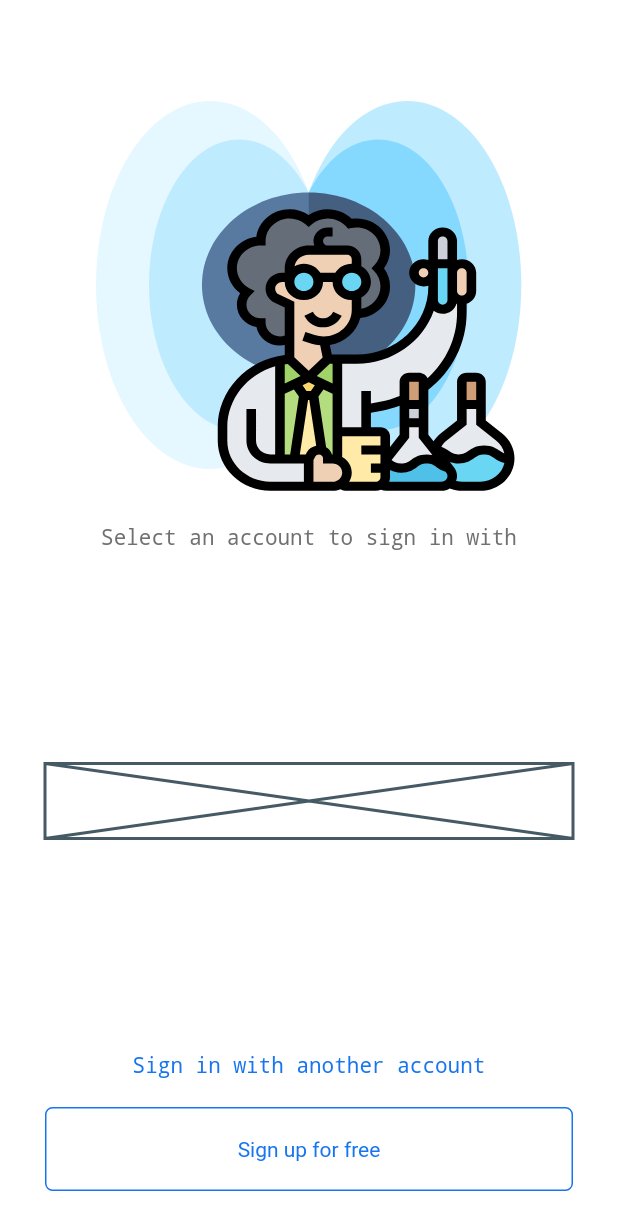
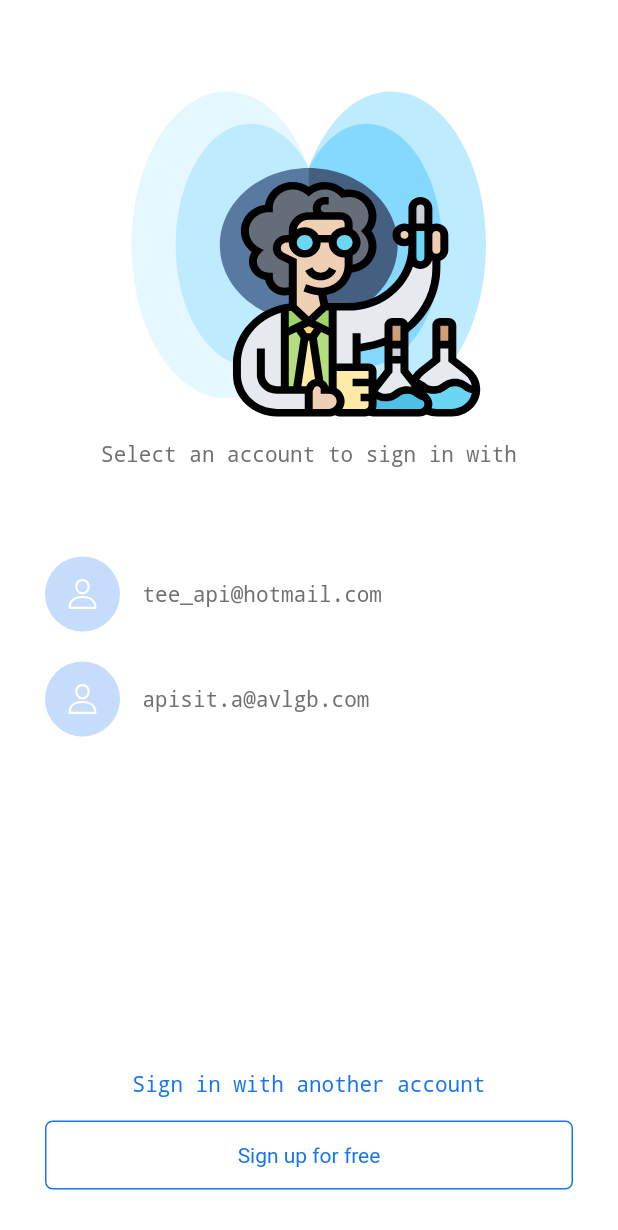
Before and after one commit to AMCCG/space_one, a Flutter app: the screen it shows after launch, on a phone screen of 412 x 824 dp. Shown: the top 1230 px of the screen. Run offline on Flutter 3.47's test engine with Material 2 defaults, Android fonts, the light colour scheme and no system bars; our stand-ins replace flutter_svg.

Commit message:
UI login screen

```diff
--- a/lib/src/login_screen/login_screen.dart
+++ b/lib/src/login_screen/login_screen.dart
@@ -1,4 +1,5 @@
 import 'package:flutter/material.dart';
+import 'package:flutter/rendering.dart';
 import 'package:flutter_svg/svg.dart';
 
 class LoginScreen extends StatelessWidget {
@@ -21,36 +22,85 @@ class LoginScreen extends StatelessWidget {
         child: Column(
           mainAxisAlignment: MainAxisAlignment.spaceBetween,
           children: <Widget>[
-            Center(
+            Container(
               child: Column(
                 children: <Widget>[
                   Container(
-                    margin: EdgeInsets.only(bottom: 20),
+                    margin: EdgeInsets.only(bottom: 15),
                     child: SvgPicture.asset(
                       'assets/images/svg/chemistry.svg',
-                      width: 300,
-                      height: 300,
+                      width: 250,
+                      height: 250,
                       fit: BoxFit.contain,
                     ),
                   ),
-                  Text('Select an account to sign in with', style: textStyle02)
+                  Text('Select an account to sign in with', style: textStyle02),
+                  Container(
+                    margin: EdgeInsets.only(top: 50),
+                    child: Column(
+                      mainAxisAlignment: MainAxisAlignment.center,
+                      children: <Widget>[
+                        Container(
+                            padding: EdgeInsets.symmetric(vertical: 10),
+                            child: Row(
+                              children: <Widget>[
+                                Container(
+                                  margin: EdgeInsets.only(right: 15),
+                                  width: 50,
+                                  height: 50,
+                                  child: Center(
+                                      child: SvgPicture.asset(
+                                    'assets/images/svg/user.svg',
+                                    color: Colors.white,
+                                    width: 20,
+                                    height: 20,
+                                  )),
+                                  decoration: BoxDecoration(
+                                      color: Color(0x401875F0),
+                                      shape: BoxShape.circle),
+                                ),
+                                Text('tee_api@hotmail.com', style: textStyle02),
+                              ],
+                            )),
+                        Container(
+                            padding: EdgeInsets.symmetric(vertical: 10),
+                            child: Row(
+                              children: <Widget>[
+                                Container(
+                                  margin: EdgeInsets.only(right: 15),
+                                  width: 50,
+                                  height: 50,
+                                  child: Center(
+                                      child: SvgPicture.asset(
+                                    'assets/images/svg/user.svg',
+                                    color: Colors.white,
+                                    width: 20,
+                                    height: 20,
+                                  )),
+                                  decoration: BoxDecoration(
+                                      color: Color(0x401875F0),
+                                      shape: BoxShape.circle),
+                                ),
+                                Text('apisit.a@avlgb.com', style: textStyle02),
+                              ],
+                            )),
+                      ],
+                    ),
+                  ),
                 ],
               ),
             ),
-            Placeholder(
-              fallbackHeight: 50,
-            ),
-            Center(
+            Container(
               child: Column(
                 children: <Widget>[
                   Container(
-                      margin: EdgeInsets.only(bottom: 20),
+                      margin: EdgeInsets.only(bottom: 15),
                       child: Text('Sign in with another account',
                           style: textStyle01)),
                   Container(
                     width: double.infinity,
                     child: FlatButton(
-                      padding: EdgeInsets.all(20),
+                      padding: EdgeInsets.all(15),
                       onPressed: () {},
                       child: Text('Sign up for free', style: textStyle01),
                       shape: RoundedRectangleBorder(
```
Also changed, not shown: assets/images/svg/user.svg (added), 2 other files.
